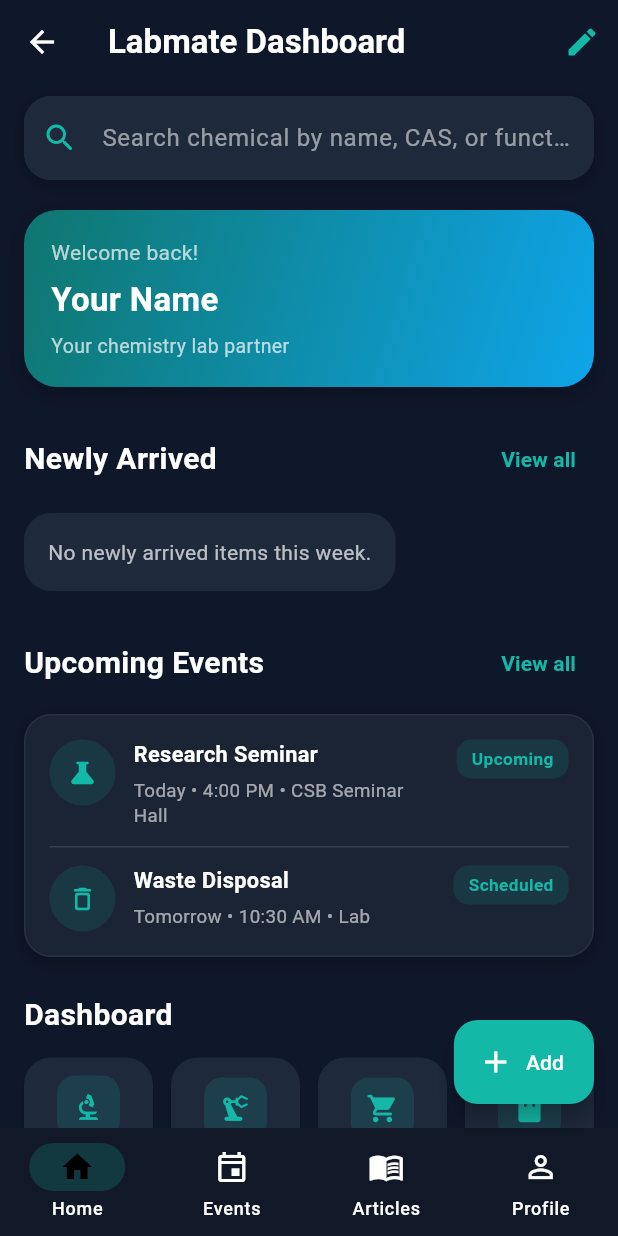
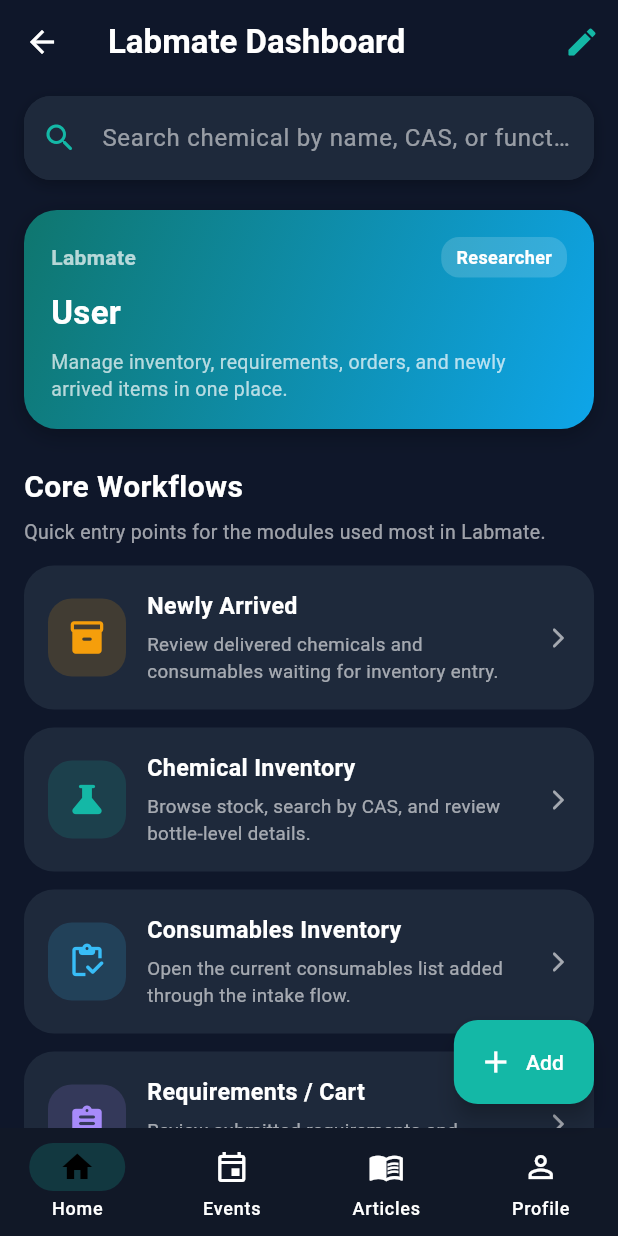
Before and after one commit to sandibag3/bs_lab_app, a Flutter app: the screen it shows once a user with an empty profile is signed in, after a tap on "Demo Mode", on a phone screen of 412 x 824 dp. Run offline on Flutter 3.47's test engine with Material 3 defaults, Android fonts, the phone set to English and light mode, and no system bars; our stand-ins replace cloud_firestore, csv, file_picker, firebase_auth, firebase_core, shared_preferences; missing offline and left inert: excel; accounts and stored records are empty.

Commit message:
Phase 5: improve Labmate dashboard navigation and add consumables inventory screen

```diff
--- a/lib/screens/home_dashboard_tab.dart
+++ b/lib/screens/home_dashboard_tab.dart
@@ -3,6 +3,8 @@ import '../app_state.dart';
 import '../widgets/dashboard_card.dart';
 import '../widgets/newly_arrived_section.dart';
 import '../widgets/search_bar_widget.dart';
+import 'consumables_inventory_screen.dart';
+import 'newly_arrived_items_screen.dart';
 
 class HomeDashboardTab extends StatelessWidget {
   final AppState appState;
@@ -34,31 +36,37 @@ class HomeDashboardTab extends StatelessWidget {
     required this.onOpenMore,
   });
 
+  void _openConsumablesInventory(BuildContext context) {
+    Navigator.push(
+      context,
+      MaterialPageRoute(
+        builder: (_) => const ConsumablesInventoryScreen(),
+      ),
+    );
+  }
+
+  void _openNewlyArrived(BuildContext context) {
+    Navigator.push(
+      context,
+      MaterialPageRoute(
+        builder: (_) => const NewlyArrivedItemsScreen(),
+      ),
+    );
+  }
+
   @override
   Widget build(BuildContext context) {
-    final List<Map<String, dynamic>> dashboardItems = [
+    final List<Map<String, dynamic>> toolItems = [
       {
-        'title': 'Chemical Library',
-        'icon': Icons.biotech_rounded,
+        'title': 'Calculator',
+        'icon': Icons.calculate_rounded,
       },
       {
         'title': 'Instruments',
         'icon': Icons.precision_manufacturing_rounded,
       },
       {
-        'title': 'Orders',
-        'icon': Icons.shopping_cart_rounded,
-      },
-      {
-        'title': 'Cart',
-        'icon': Icons.shopping_bag_rounded,
-      },
-      {
-        'title': 'Calculator',
-        'icon': Icons.calculate_rounded,
-      },
-      {
-        'title': 'Electronic Lab Manual',
+        'title': 'Lab Manual',
         'icon': Icons.description_rounded,
       },
       {
@@ -75,6 +83,15 @@ class HomeDashboardTab extends StatelessWidget {
       animation: appState,
       builder: (context, _) {
         final profile = appState.profile;
+        final profileName = profile.name.trim();
+        final resolvedName =
+            profileName.isEmpty || profileName == 'Your Name'
+                ? appState.authenticatedUserName
+                : profileName;
+        final about = profile.about.trim();
+        final headlineText = about.isEmpty
+            ? 'Manage inventory, requirements, orders, and newly arrived items in one place.'
+            : about;
 
         return SafeArea(
           child: SingleChildScrollView(
@@ -86,7 +103,6 @@ class HomeDashboardTab extends StatelessWidget {
                   onTap: onOpenChemicals,
                 ),
                 const SizedBox(height: 20),
-
                 Container(
                   width: double.infinity,
                   padding: const EdgeInsets.all(18),
@@ -111,111 +127,121 @@ class HomeDashboardTab extends StatelessWidget {
                   child: Column(
                     crossAxisAlignment: CrossAxisAlignment.start,
                     children: [
+                      Row(
+                        children: [
                           const Text(
-                        'Welcome back!',
+                            'Labmate',
                             style: TextStyle(
                               color: Colors.white70,
                               fontSize: 14,
+                              fontWeight: FontWeight.w600,
                             ),
                           ),
-                      const SizedBox(height: 6),
+                          const Spacer(),
+                          Container(
+                            padding: const EdgeInsets.symmetric(
+                              horizontal: 10,
+                              vertical: 5,
+                            ),
+                            decoration: BoxDecoration(
+                              color: Colors.white.withOpacity(0.16),
+                              borderRadius: BorderRadius.circular(12),
+                            ),
+                            child: Text(
+                              appState.demoUserRole.label,
+                              style: const TextStyle(
+                                color: Colors.white,
+                                fontSize: 12,
+                                fontWeight: FontWeight.w700,
+                              ),
+                            ),
+                          ),
+                        ],
+                      ),
+                      const SizedBox(height: 8),
                       Text(
-                        profile.name.trim().isEmpty
-                            ? 'Your Name'
-                            : profile.name,
+                        resolvedName,
                         style: const TextStyle(
                           color: Colors.white,
                           fontSize: 22,
                           fontWeight: FontWeight.bold,
                         ),
                       ),
-                      const SizedBox(height: 6),
+                      const SizedBox(height: 8),
                       Text(
-                        profile.about.trim().isEmpty
-                            ? 'Your chemistry lab partner'
-                            : profile.about,
+                        headlineText,
                         style: const TextStyle(
                           color: Colors.white70,
                           fontSize: 13,
+                          height: 1.4,
                         ),
                       ),
                     ],
                   ),
                 ),
-
                 const SizedBox(height: 24),
-
-                const NewlyArrivedSection(),
-
-                const SizedBox(height: 24),
-
-                Row(
-                  children: [
                 const Text(
-                      'Upcoming Events',
+                  'Core Workflows',
                   style: TextStyle(
                     fontSize: 20,
                     fontWeight: FontWeight.bold,
                     color: Colors.white,
                   ),
                 ),
-                    const Spacer(),
-                    TextButton(
-                      onPressed: onOpenEvents,
-                      child: const Text(
-                        'View all',
+                const SizedBox(height: 6),
+                const Text(
+                  'Quick entry points for the modules used most in Labmate.',
                   style: TextStyle(
-                          color: Color(0xFF14B8A6),
-                          fontWeight: FontWeight.w600,
+                    color: Colors.white60,
+                    fontSize: 13,
+                    height: 1.4,
                   ),
                 ),
-                    ),
-                  ],
-                ),
-                const SizedBox(height: 10),
-
-                Container(
-                  width: double.infinity,
-                  padding: const EdgeInsets.all(16),
-                  decoration: BoxDecoration(
-                    color: const Color(0xFF1B2435),
-                    borderRadius: BorderRadius.circular(18),
-                    border: Border.all(
-                      color: Colors.white.withOpacity(0.06),
-                    ),
-                    boxShadow: const [
-                      BoxShadow(
-                        color: Colors.black26,
-                        blurRadius: 8,
-                        offset: Offset(0, 3),
-                      ),
-                    ],
-                  ),
-                  child: Column(
-                    children: [
-                      _eventRow(
-                        icon: Icons.science_rounded,
-                        title: 'Research Seminar',
-                        subtitle: 'Today • 4:00 PM • CSB Seminar Hall',
-                        status: 'Upcoming',
+                const SizedBox(height: 14),
+                _WorkflowEntryCard(
+                  title: 'Newly Arrived',
+                  subtitle: 'Review delivered chemicals and consumables waiting for inventory entry.',
+                  icon: Icons.inventory_2_rounded,
+                  accentColor: const Color(0xFFF59E0B),
+                  onTap: () => _openNewlyArrived(context),
                 ),
                 const SizedBox(height: 12),
-                      const Divider(color: Colors.white12, height: 1),
+                _WorkflowEntryCard(
+                  title: 'Chemical Inventory',
+                  subtitle: 'Browse stock, search by CAS, and review bottle-level details.',
+                  icon: Icons.science_rounded,
+                  accentColor: const Color(0xFF14B8A6),
+                  onTap: onOpenChemicals,
+                ),
                 const SizedBox(height: 12),
-                      _eventRow(
-                        icon: Icons.delete_outline_rounded,
-                        title: 'Waste Disposal',
-                        subtitle: 'Tomorrow • 10:30 AM • Lab',
-                        status: 'Scheduled',
+                _WorkflowEntryCard(
+                  title: 'Consumables Inventory',
+                  subtitle: 'Open the current consumables list added through the intake flow.',
+                  icon: Icons.inventory_rounded,
+                  accentColor: const Color(0xFF38BDF8),
+                  onTap: () => _openConsumablesInventory(context),
                 ),
-                    ],
+                const SizedBox(height: 12),
+                _WorkflowEntryCard(
+                  title: 'Requirements / Cart',
+                  subtitle: 'Review submitted requirements and continue the approval workflow.',
+                  icon: Icons.assignment_rounded,
+                  accentColor: const Color(0xFFA78BFA),
+                  onTap: onOpenCart,
                 ),
+                const SizedBox(height: 12),
+                _WorkflowEntryCard(
+                  title: 'Orders',
+                  subtitle: 'Track ordered items, delivery status, and inventory intake progress.',
+                  icon: Icons.local_shipping_rounded,
+                  accentColor: const Color(0xFFFB7185),
+                  onTap: onOpenOrders,
                 ),
-
                 const SizedBox(height: 24),
-
+                const NewlyArrivedSection(),
+                const SizedBox(height: 24),
                 const Text(
-                  'Dashboard',
+                  'More Tools',
                   style: TextStyle(
                     fontSize: 20,
                     fontWeight: FontWeight.bold,
@@ -223,11 +249,10 @@ class HomeDashboardTab extends StatelessWidget {
                   ),
                 ),
                 const SizedBox(height: 14),
-
                 GridView.builder(
                   shrinkWrap: true,
                   physics: const NeverScrollableScrollPhysics(),
-                  itemCount: dashboardItems.length,
+                  itemCount: toolItems.length,
                   gridDelegate:
                       const SliverGridDelegateWithFixedCrossAxisCount(
                     crossAxisCount: 4,
@@ -236,23 +261,17 @@ class HomeDashboardTab extends StatelessWidget {
                     childAspectRatio: 0.95,
                   ),
                   itemBuilder: (context, index) {
-                    final item = dashboardItems[index];
+                    final item = toolItems[index];
 
                     return DashboardCard(
                       title: item['title'],
                       icon: item['icon'],
                       onTap: () {
-                        if (item['title'] == 'Chemical Library') {
-                          onOpenChemicals();
-                        } else if (item['title'] == 'Calculator') {
+                        if (item['title'] == 'Calculator') {
                           onOpenCalculator();
                         } else if (item['title'] == 'Instruments') {
                           onOpenInstruments();
-                        } else if (item['title'] == 'Orders') {
-                          onOpenOrders();
-                        } else if (item['title'] == 'Cart') {
-                          onOpenCart();
-                        } else if (item['title'] == 'Electronic Lab Manual') {
+                        } else if (item['title'] == 'Lab Manual') {
                           onOpenLabManual();
                         } else if (item['title'] == 'ChemDraw') {
                           onOpenChemDraw();
@@ -276,26 +295,49 @@ class HomeDashboardTab extends StatelessWidget {
       },
     );
   }
+}
 
-  Widget _eventRow({
-    required IconData icon,
-    required String title,
-    required String subtitle,
-    required String status,
-  }) {
-    return Row(
-      crossAxisAlignment: CrossAxisAlignment.start,
+class _WorkflowEntryCard extends StatelessWidget {
+  final String title;
+  final String subtitle;
+  final IconData icon;
+  final Color accentColor;
+  final VoidCallback onTap;
+
+  const _WorkflowEntryCard({
+    required this.title,
+    required this.subtitle,
+    required this.icon,
+    required this.accentColor,
+    required this.onTap,
+  });
+
+  @override
+  Widget build(BuildContext context) {
+    return Material(
+      color: const Color(0xFF1E293B),
+      borderRadius: BorderRadius.circular(20),
+      child: InkWell(
+        borderRadius: BorderRadius.circular(20),
+        onTap: onTap,
+        child: Padding(
+          padding: const EdgeInsets.all(16),
+          child: Row(
             children: [
-        CircleAvatar(
-          radius: 22,
-          backgroundColor: const Color(0x2214B8A6),
+              Container(
+                height: 52,
+                width: 52,
+                decoration: BoxDecoration(
+                  color: accentColor.withOpacity(0.16),
+                  borderRadius: BorderRadius.circular(16),
+                ),
                 child: Icon(
                   icon,
-            color: const Color(0xFF14B8A6),
-            size: 20,
+                  color: accentColor,
+                  size: 26,
                 ),
               ),
-        const SizedBox(width: 12),
+              const SizedBox(width: 14),
               Expanded(
                 child: Column(
                   crossAxisAlignment: CrossAxisAlignment.start,
@@ -304,42 +346,32 @@ class HomeDashboardTab extends StatelessWidget {
                       title,
                       style: const TextStyle(
                         color: Colors.white,
-                  fontSize: 14.5,
+                        fontSize: 15.5,
                         fontWeight: FontWeight.w700,
                       ),
                     ),
-              const SizedBox(height: 4),
+                    const SizedBox(height: 6),
                     Text(
                       subtitle,
                       style: const TextStyle(
                         color: Colors.white60,
                         fontSize: 12.5,
-                  height: 1.35,
+                        height: 1.4,
                       ),
                     ),
                   ],
                 ),
               ),
-        const SizedBox(width: 10),
-        Container(
-          padding: const EdgeInsets.symmetric(
-            horizontal: 10,
-            vertical: 5,
+              const SizedBox(width: 12),
+              Icon(
+                Icons.arrow_forward_ios_rounded,
+                color: Colors.white.withOpacity(0.6),
+                size: 16,
               ),
-          decoration: BoxDecoration(
-            color: const Color(0x2214B8A6),
-            borderRadius: BorderRadius.circular(10),
-          ),
-          child: Text(
-            status,
-            style: const TextStyle(
-              color: Color(0xFF14B8A6),
-              fontSize: 11.5,
-              fontWeight: FontWeight.w700,
+            ],
           ),
         ),
       ),
-      ],
     );
   }
 }
```
Also changed, not shown: lib/screens/consumables_inventory_screen.dart (added, +244 -0 lines). Lines whose indentation alone changed are shown as unchanged.
